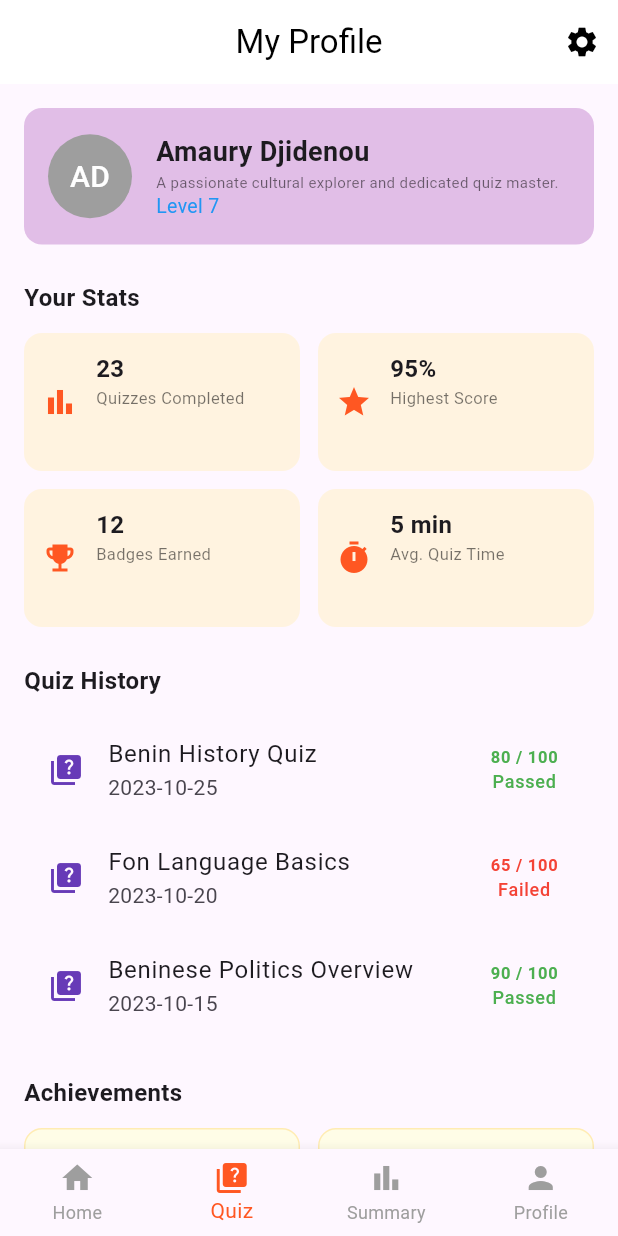
After one commit to agonglomarel7/benin_quiz, a Flutter app: the MainNavigation screen opened directly, item 2 of the bottom bar chosen, on a phone screen of 412 x 824 dp. The commit adds this screen. Run offline on Flutter 3.47's test engine with Material 3 defaults, Android fonts, the phone set to English and light mode, and no system bars; our stand-ins replace font_awesome_flutter.

Commit message:
Adding a profil screen and a main navigation file

```diff
--- a/lib/screens/homeScreen.dart
+++ b/lib/screens/homeScreen.dart
@@ -1,5 +1,7 @@
   import 'package:flutter/material.dart';
   import 'package:font_awesome_flutter/font_awesome_flutter.dart';
+
+import 'main_navigation.dart';
 
   class HomeScreen extends StatelessWidget {
     const HomeScreen({super.key});
@@ -162,23 +164,6 @@
             ],
           ),
         ),
-
-        // Bottom navigation bar
-        bottomNavigationBar: BottomNavigationBar(
-          currentIndex: 0,
-          selectedItemColor: Colors.deepOrange,
-          unselectedItemColor: Colors.grey,
-          type: BottomNavigationBarType.fixed,
-          onTap: (index) {
-            // TODO: navigate by index
-          },
-          items: const [
-            BottomNavigationBarItem(icon: Icon(Icons.home), label: 'Home'),
-            BottomNavigationBarItem(icon: Icon(Icons.quiz), label: 'Quiz'),
-            BottomNavigationBarItem(icon: Icon(Icons.bar_chart), label: 'Summary'),
-            BottomNavigationBarItem(icon: Icon(Icons.person), label: 'Profile'),
-          ],
-        ),
       );
     }
   }
--- a/lib/screens/loginScreen.dart
+++ b/lib/screens/loginScreen.dart
@@ -1,3 +1,4 @@
+import 'package:benin_quiz/screens/main_navigation.dart';
 import 'package:benin_quiz/screens/singupScreen.dart';
 import 'package:flutter/material.dart';
 import 'package:font_awesome_flutter/font_awesome_flutter.dart';
@@ -116,7 +117,7 @@ class LoginScreen extends StatelessWidget {
                             // TODO: login logic
                             Navigator.pushReplacement(
                               context,
-                              MaterialPageRoute(builder: (context) => const HomeScreen()),
+                              MaterialPageRoute(builder: (context) => const MainNavigation()),
                             );
                           },
                           child: const Text(
--- /dev/null
+++ b/lib/screens/main_navigation.dart
@@ -0,0 +1,43 @@
+import 'package:benin_quiz/screens/profilScreen.dart';
+import 'package:flutter/material.dart';
+import 'homeScreen.dart';
+
+class MainNavigation extends StatefulWidget {
+  const MainNavigation({super.key});
+
+  @override
+  State<MainNavigation> createState() => _MainNavigationState();
+}
+
+class _MainNavigationState extends State<MainNavigation> {
+  int _currentIndex = 0;
+
+  final List<Widget> _screens = const [
+    HomeScreen(),
+    ProfileScreen(),
+  ];
+
+  @override
+  Widget build(BuildContext context) {
+    return Scaffold(
+      body: _screens[_currentIndex],
+      bottomNavigationBar: BottomNavigationBar(
+        currentIndex: _currentIndex,
+        selectedItemColor: Colors.deepOrange,
+        unselectedItemColor: Colors.grey,
+        type: BottomNavigationBarType.fixed,
+        onTap: (index) {
+          setState(() {
+            _currentIndex = index;
+          });
+        },
+        items: const [
+          BottomNavigationBarItem(icon: Icon(Icons.home), label: 'Home'),
+          BottomNavigationBarItem(icon: Icon(Icons.quiz), label: 'Quiz'),
+          BottomNavigationBarItem(icon: Icon(Icons.bar_chart), label: 'Summary'),
+          BottomNavigationBarItem(icon: Icon(Icons.person), label: 'Profile'),
+        ],
+      ),
+    );
+  }
+}
--- /dev/null
+++ b/lib/screens/profilScreen.dart
@@ -0,0 +1,245 @@
+import 'package:flutter/material.dart';
+
+class ProfileScreen extends StatelessWidget {
+  const ProfileScreen({super.key});
+
+  @override
+  Widget build(BuildContext context) {
+    return Scaffold(
+      appBar: AppBar(
+        title: const Text("My Profile", style: TextStyle(color: Colors.black)),
+        backgroundColor: Colors.white,
+        elevation: 0,
+        centerTitle: true,
+        actions: [
+          IconButton(
+            icon: const Icon(Icons.settings, color: Colors.black),
+            onPressed: () {},
+          )
+        ],
+      ),
+      body: SingleChildScrollView(
+        padding: const EdgeInsets.all(16),
+        child: Column(
+          crossAxisAlignment: CrossAxisAlignment.start,
+          children: [
+            // Header
+            Container(
+              padding: const EdgeInsets.all(16),
+              decoration: BoxDecoration(
+                color: Colors.purple.shade100,
+                borderRadius: BorderRadius.circular(12),
+              ),
+              child: Row(
+                children: [
+                  const CircleAvatar(
+                    radius: 28,
+                    backgroundColor: Colors.grey,
+                    child: Text("AD", style: TextStyle(fontSize: 20, color: Colors.white)),
+                  ),
+                  const SizedBox(width: 16),
+                  Column(
+                    crossAxisAlignment: CrossAxisAlignment.start,
+                    children: const [
+                      Text(
+                        "Amaury Djidenou",
+                        style: TextStyle(fontSize: 18, fontWeight: FontWeight.bold),
+                      ),
+                      Text(
+                        "A passionate cultural explorer and dedicated quiz master.",
+                        style: TextStyle(fontSize: 10, color: Colors.black54),
+                      ),
+                      Text(
+                        "Level 7",
+                        style: TextStyle(fontSize: 13, color: Colors.blue),
+                      ),
+                    ],
+                  ),
+                ],
+              ),
+            ),
+
+            const SizedBox(height: 24),
+            const Text("Your Stats", style: TextStyle(fontSize: 16, fontWeight: FontWeight.bold)),
+            const SizedBox(height: 12),
+
+            GridView.count(
+              crossAxisCount: 2,
+              shrinkWrap: true,
+              physics: const NeverScrollableScrollPhysics(),
+              crossAxisSpacing: 12,
+              mainAxisSpacing: 12,
+              childAspectRatio: 2,
+              children: const [
+                _StatCard(label: "Quizzes Completed", value: "23", icon: Icons.bar_chart),
+                _StatCard(label: "Highest Score", value: "95%", icon: Icons.star),
+                _StatCard(label: "Badges Earned", value: "12", icon: Icons.emoji_events),
+                _StatCard(label: "Avg. Quiz Time", value: "5 min", icon: Icons.timer),
+              ],
+            ),
+
+            const SizedBox(height: 24),
+            const Text("Quiz History", style: TextStyle(fontSize: 16, fontWeight: FontWeight.bold)),
+            const SizedBox(height: 12),
+            const _QuizHistoryTile(title: "Benin History Quiz", score: 80, date: "2023-10-25"),
+            const _QuizHistoryTile(title: "Fon Language Basics", score: 65, date: "2023-10-20"),
+            const _QuizHistoryTile(title: "Beninese Politics Overview", score: 90, date: "2023-10-15"),
+
+            const SizedBox(height: 24),
+            const Text("Achievements", style: TextStyle(fontSize: 16, fontWeight: FontWeight.bold)),
+            const SizedBox(height: 12),
+
+            GridView.count(
+              crossAxisCount: 2,
+              shrinkWrap: true,
+              physics: const NeverScrollableScrollPhysics(),
+              crossAxisSpacing: 12,
+              mainAxisSpacing: 12,
+              childAspectRatio: 1.5,
+              children: const [
+                _AchievementCard(
+                  title: "History Buff",
+                  description: "Successfully completed 5 history quizzes with 80%+.",
+                  icon: Icons.book,
+                ),
+                _AchievementCard(
+                  title: "Language Learner",
+                  description: "Answered 10+ questions in a dialect quiz.",
+                  icon: Icons.language,
+                ),
+                _AchievementCard(
+                  title: "Quiz Champion",
+                  description: "Earned top scores across 3 categories.",
+                  icon: Icons.emoji_events,
+                ),
+                _AchievementCard(
+                  title: "First Step",
+                  description: "Embark on your learning journey by completing your very first quiz!",
+                  icon: Icons.flag,
+                ),
+              ],
+            ),
+
+            const SizedBox(height: 40),
+          ],
+        ),
+      ),
+
+    );
+  }
+}
+
+// Reusable stat card
+class _StatCard extends StatelessWidget {
+  final String label;
+  final String value;
+  final IconData icon;
+
+  const _StatCard({
+    required this.label,
+    required this.value,
+    required this.icon,
+  });
+
+  @override
+  Widget build(BuildContext context) {
+    return Container(
+      padding: const EdgeInsets.all(12),
+      decoration: BoxDecoration(
+        color: Colors.orange.shade50,
+        borderRadius: BorderRadius.circular(12),
+      ),
+      child: Row(
+        children: [
+          Icon(icon, color: Colors.deepOrange),
+          const SizedBox(width: 12),
+          Column(
+            crossAxisAlignment: CrossAxisAlignment.start,
+            children: [
+              Text(value, style: const TextStyle(fontWeight: FontWeight.bold, fontSize: 16)),
+              Text(label, style: const TextStyle(fontSize: 11, color: Colors.black54)),
+            ],
+          )
+        ],
+      ),
+    );
+  }
+}
+
+// Quiz history tile
+class _QuizHistoryTile extends StatelessWidget {
+  final String title;
+  final int score;
+  final String date;
+
+  const _QuizHistoryTile({
+    required this.title,
+    required this.score,
+    required this.date,
+  });
+
+  @override
+  Widget build(BuildContext context) {
+    final passed = score >= 70;
+    return ListTile(
+      leading: const Icon(Icons.quiz, color: Colors.deepPurple),
+      title: Text(title),
+      subtitle: Text(date),
+      trailing: Column(
+        mainAxisAlignment: MainAxisAlignment.center,
+        children: [
+          Text(
+            "$score / 100",
+            style: TextStyle(
+              color: passed ? Colors.green : Colors.red,
+              fontWeight: FontWeight.bold,
+            ),
+          ),
+          Text(passed ? "Passed" : "Failed",
+              style: TextStyle(
+                color: passed ? Colors.green : Colors.red,
+                fontSize: 12,
+              )),
+        ],
+      ),
+    );
+  }
+}
+
+// Achievement card
+class _AchievementCard extends StatelessWidget {
+  final String title;
+  final String description;
+  final IconData icon;
+
+  const _AchievementCard({
+    required this.title,
+    required this.description,
+    required this.icon,
+  });
+
+  @override
+  Widget build(BuildContext context) {
+    return Container(
+      padding: const EdgeInsets.all(12),
+      decoration: BoxDecoration(
+        color: Colors.yellow.shade50,
+        borderRadius: BorderRadius.circular(12),
+        border: Border.all(color: Colors.amber.shade100),
+      ),
+      child: Column(
+        crossAxisAlignment: CrossAxisAlignment.start,
+        children: [
+          Icon(icon, color: Colors.amber),
+          const SizedBox(height: 8),
+          Text(title, style: const TextStyle(fontWeight: FontWeight.bold)),
+          const SizedBox(height: 4),
+          Text(
+            description,
+            style: const TextStyle(fontSize: 11, color: Colors.black54),
+          ),
+        ],
+      ),
+    );
+  }
+}
```
